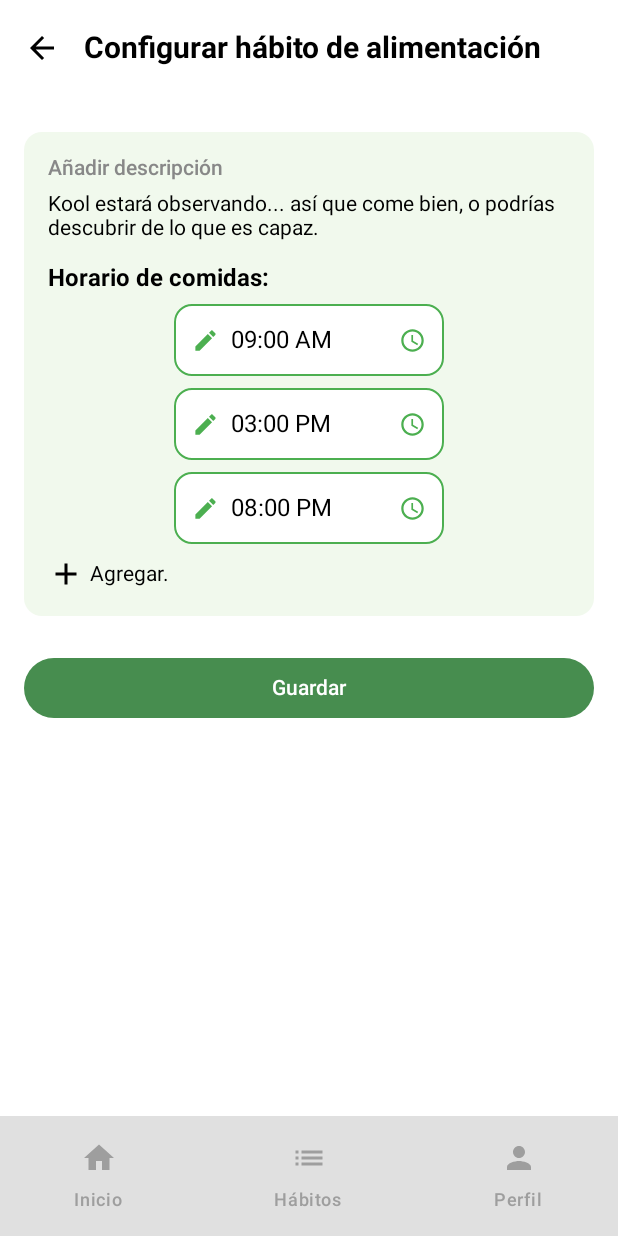
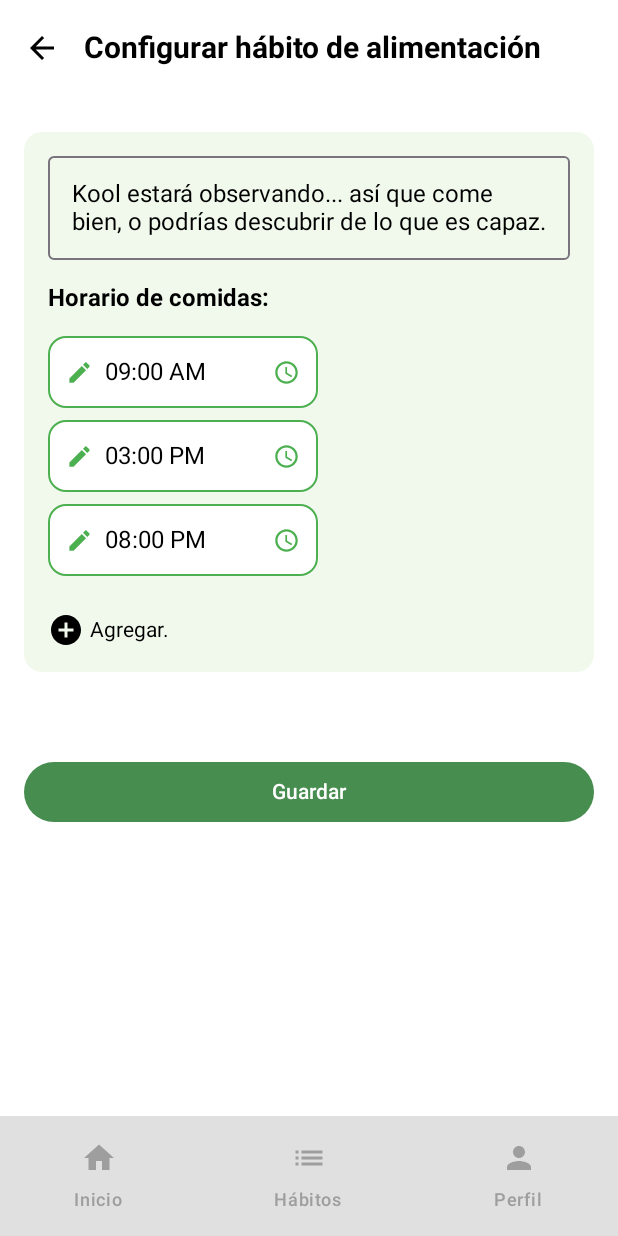
Before and after one commit to Richyms/KOALM, an Android app built with Jetpack Compose: the PantallaConfiguracionHabitoAlimentacion screen opened through its navigation route, on a phone screen of 412 x 824 dp. Run offline under Robolectric (Android 15) with nearby library versions, the phone set to English and light mode, and no system bars; our stand-ins replace Firebase (no records; nobody signed in at launch, a user with empty details on screens opened directly), accompanist.

Commit message:
modificaciones PantallaConfiguracionHabitoAlimentacion.kt

```diff
--- a/app/src/main/java/com/example/koalm/ui/screens/PantallaConfiguracionHabitoAlimentacion.kt
+++ b/app/src/main/java/com/example/koalm/ui/screens/PantallaConfiguracionHabitoAlimentacion.kt
@@ -1,4 +1,3 @@
-/*PantallaConfiguracionHabitoAlimentacion.kt*/
 package com.example.koalm.ui.screens
 
 import android.app.TimePickerDialog
@@ -14,7 +13,7 @@ import androidx.compose.foundation.shape.CircleShape
 import androidx.compose.foundation.shape.RoundedCornerShape
 import androidx.compose.material.icons.Icons
 import androidx.compose.material.icons.filled.AccessTime
-import androidx.compose.material.icons.filled.Add
+import androidx.compose.material.icons.filled.AddCircle
 import androidx.compose.material.icons.filled.Edit
 import androidx.compose.material.icons.filled.ArrowBack
 import androidx.compose.material3.*
@@ -26,7 +25,6 @@ import androidx.compose.ui.platform.LocalContext
 import androidx.compose.ui.text.font.FontWeight
 import androidx.compose.ui.unit.dp
 import androidx.compose.ui.unit.sp
-import androidx.navigation.NavController
 import androidx.navigation.NavHostController
 import com.example.koalm.ui.components.BarraNavegacionInferior
 import java.util.*
@@ -36,6 +34,7 @@ import java.util.*
 fun PantallaConfiguracionHabitoAlimentacion(navController: NavHostController) {
     val context = LocalContext.current
     val horarios = remember { mutableStateListOf("09:00 AM", "03:00 PM", "08:00 PM") }
+    var descripcion by remember { mutableStateOf("") }
 
     Scaffold(
         topBar = {
@@ -49,54 +48,41 @@ fun PantallaConfiguracionHabitoAlimentacion(navController: NavHostController) {
             )
         },
         bottomBar = { BarraNavegacionInferior(navController, "configurar_habito") }
-        /*bottomBar = {
-            Box(
-                modifier = Modifier
-                    .fillMaxWidth()
-                    .padding(16.dp),
-                contentAlignment = Alignment.Center
-            ) {
-                Button(
-                    onClick = { /* Guardar lógica aquí */ },
-                    colors = ButtonDefaults.buttonColors(containerColor = Color(0xFF4CAF50))
-                ) {
-                    Text("Guardar", color = Color.White)
-                }
-            }
-        }*/
     ) { paddingValues ->
         Column(
             modifier = Modifier
                 .padding(paddingValues)
                 .padding(horizontal = 16.dp, vertical = 24.dp)
-                .fillMaxSize()
+                .fillMaxSize(),
+            verticalArrangement = Arrangement.spacedBy(16.dp)
         ) {
             Card(
                 colors = CardDefaults.cardColors(containerColor = Color(0xFFF1F9ED)),
                 shape = RoundedCornerShape(12.dp),
                 modifier = Modifier.fillMaxWidth()
             ) {
-                Column(modifier = Modifier.padding(16.dp)) {
-                    Text(
-                        text = "Añadir descripción",
-                        fontSize = 14.sp,
-                        color = Color.Gray,
-                        fontWeight = FontWeight.SemiBold
+                Column(
+                    modifier = Modifier.padding(16.dp),
+                    verticalArrangement = Arrangement.spacedBy(16.dp)
+                ) {
+
+                    // 🟢 Caja de descripción editable
+                    OutlinedTextField(
+                        value = descripcion,
+                        onValueChange = { descripcion = it },
+                        placeholder = { Text("Kool estará observando... así que come bien, o podrías descubrir de lo que es capaz.") },
+                        modifier = Modifier.fillMaxWidth()
                     )
 
-                    Spacer(modifier = Modifier.height(8.dp))
+
 
                     Text(
-                        text = "Kool estará observando... así que come bien, o podrías descubrir de lo que es capaz.",
-                        fontSize = 14.sp
+                        text = "Horario de comidas:",
+                        fontWeight = FontWeight.Bold
                     )
 
-                    Spacer(modifier = Modifier.height(16.dp))
-
-                    Text(text = "Horario de comidas:", fontWeight = FontWeight.Bold)
-
-                    Spacer(modifier = Modifier.height(8.dp))
-
+                    // 🟢 Lista de horarios
+                    Column(verticalArrangement = Arrangement.spacedBy(8.dp)) {
                         horarios.forEachIndexed { index, hora ->
                             HorarioComidaItem(
                                 hora = hora,
@@ -106,18 +92,21 @@ fun PantallaConfiguracionHabitoAlimentacion(navController: NavHostController) {
                                     }
                                 }
                             )
-                        Spacer(modifier = Modifier.height(8.dp))
+                        }
                     }
 
+                    // 🟢 Botón + Agregar
                     Row(
                         verticalAlignment = Alignment.CenterVertically,
-                        modifier = Modifier.clickable {
+                        modifier = Modifier
+                            .clickable {
                                 mostrarTimePicker(context) {
                                     horarios.add(it)
                                 }
                             }
+                            .padding(top = 8.dp)
                     ) {
-                        Icon(Icons.Default.Add, contentDescription = "Agregar")
+                        Icon(Icons.Default.AddCircle, contentDescription = "Agregar")
                         Spacer(modifier = Modifier.width(4.dp))
                         Text(text = "Agregar.", fontSize = 14.sp)
                     }
@@ -126,6 +115,7 @@ fun PantallaConfiguracionHabitoAlimentacion(navController: NavHostController) {
 
             Spacer(Modifier.height(24.dp))
 
+            // 🟢 Botón Guardar
             Button(
                 onClick = {
                     Toast.makeText(context, "Configuración de alimentación guardada", Toast.LENGTH_SHORT).show()
@@ -139,19 +129,16 @@ fun PantallaConfiguracionHabitoAlimentacion(navController: NavHostController) {
     }
 }
 
+// 🟢 Item de horario individual (alineado y tamaño igual a sueño)
 @Composable
 fun HorarioComidaItem(hora: String, onEditar: () -> Unit) {
-    Box(
-        modifier = Modifier.fillMaxWidth(),
-        contentAlignment = Alignment.Center
-    ) {
     Surface(
         tonalElevation = 0.dp,
         shape = RoundedCornerShape(12.dp),
         border = BorderStroke(1.dp, Color(0xFF4CAF50)),
         color = Color.White,
         modifier = Modifier
-                .widthIn(max = 180.dp) // Compacto como en sueño
+            .widthIn(max = 180.dp)
             .height(48.dp)
     ) {
         Row(
@@ -186,13 +173,8 @@ fun HorarioComidaItem(hora: String, onEditar: () -> Unit) {
         }
     }
 }
-}
 
-
-
-
-
-
+// 🟢 Picker para seleccionar nueva hora
 fun mostrarTimePicker(context: Context, onTimeSelected: (String) -> Unit) {
     val calendar = Calendar.getInstance()
     val hour = calendar.get(Calendar.HOUR_OF_DAY)
```
Lines whose indentation alone changed are shown as unchanged.
